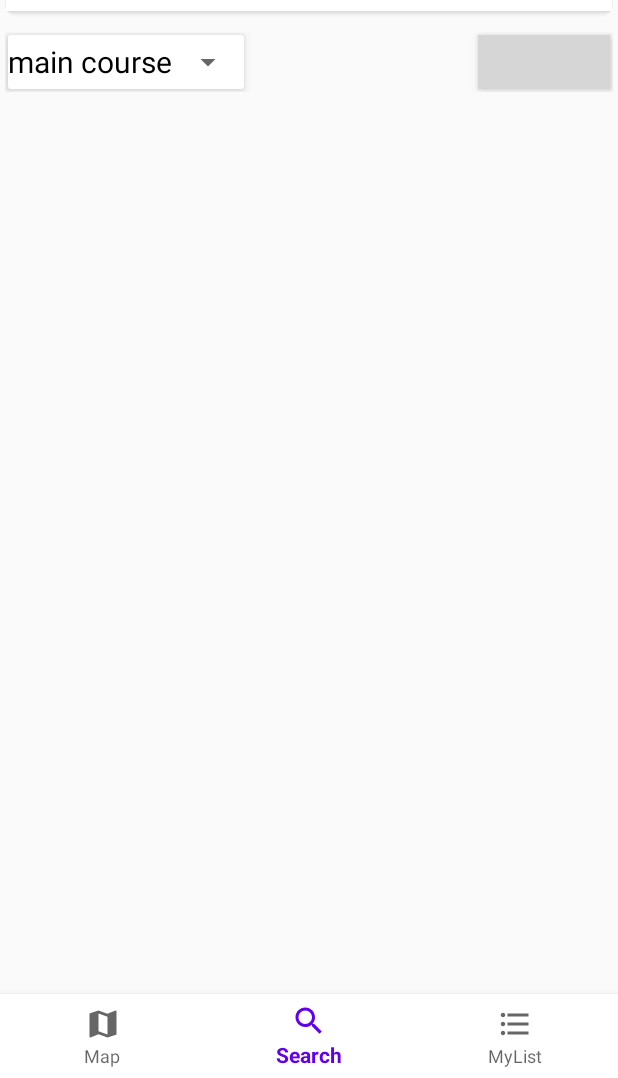
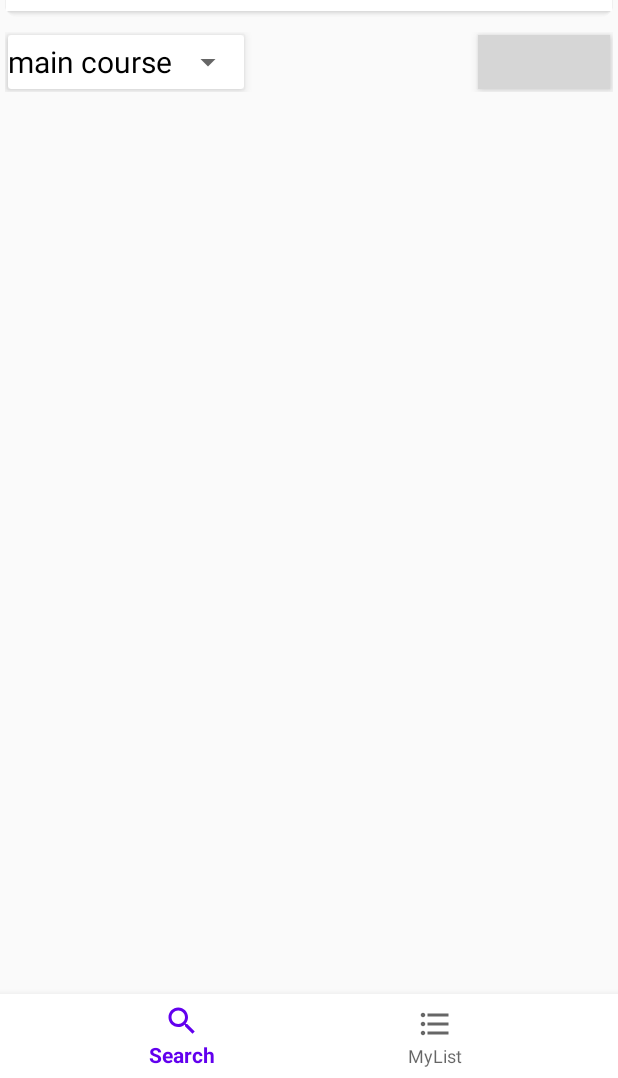
Before and after one commit to zzee86/RecipeApp, an Android app: the screen it shows after launch (MainActivity), on a phone screen of 412 x 824 dp, the part 158-1236 px from its top. Run offline under Robolectric (Android 15) with nearby library versions, the phone set to English and light mode, and no system bars; our stand-ins replace Picasso, navigation-ui; pictures from the network do not load; grey boxes are pictures that could not be loaded.

Commit message:
Removed Maps

```diff
--- a/app/src/main/AndroidManifest.xml
+++ b/app/src/main/AndroidManifest.xml
@@ -46,9 +46,6 @@
              project's local.properties file (e.g. MAPS_API_KEY=Aiza...), and replace the
              "YOUR_API_KEY" string in this file with "${MAPS_API_KEY}".
         -->
-        <meta-data
-            android:name="com.google.android.geo.API_KEY"
-            android:value="${MAPS_API_KEY}" />
 
         <activity
             android:name=".MainActivity"
--- a/app/src/main/java/com/example/basicversion/CreatePage.java
+++ b/app/src/main/java/com/example/basicversion/CreatePage.java
@@ -39,7 +39,6 @@ public class CreatePage extends Fragment {
     private FragmentCreatePageBinding binding;
     private ListView listView;
     private Button createRecipeBtn;
-    private Spinner spinner;
 
     @Override
     public View onCreateView(LayoutInflater inflater, ViewGroup container, Bundle savedInstanceState
--- a/app/src/main/java/com/example/basicversion/CreatedPageInformation.java
+++ b/app/src/main/java/com/example/basicversion/CreatedPageInformation.java
@@ -31,8 +31,6 @@ public class CreatedPageInformation extends AppCompatActivity {
     private TextView titleEditText, edit_cooking, edit_serving, edit_instructions, edit_ingredients;
     private LinearLayout back_btn_recipes_linear;
     private Button back_btn_recipes, editRecipe;
-
-    BottomNavigationView bottomNavigationView;
 
     @Override
     protected void onCreate(Bundle savedInstanceState) {
--- a/app/src/main/java/com/example/basicversion/adapter/CreatePageAdapter.java
+++ b/app/src/main/java/com/example/basicversion/adapter/CreatePageAdapter.java
@@ -64,7 +64,7 @@ public class CreatePageAdapter extends ArrayAdapter<CreatedRecipes> {
                             recipes.getTitle() + " has been removed"+ "\n" + "refresh to view changes",
                             Toast.LENGTH_LONG).show();
 
-                    //like_button.setBackgroundResource(R.drawable.ic_favourite);
+                    like_button.setBackgroundResource(R.drawable.ic_favourite);
                 } else {
                    recipes.setLikeStatus("1");
                     likeDatabase.insertIntoDatabase(String.valueOf(recipes.getId()), recipes.getTitle(), recipes.getInstructions(), recipes.getIngredients(),recipes.getLikeStatus(), recipes.getCookingTime(),recipes.getYield());
@@ -73,7 +73,7 @@ public class CreatePageAdapter extends ArrayAdapter<CreatedRecipes> {
                             Toast.LENGTH_LONG).show();
 
 
-                    // like_button.setBackgroundResource(R.drawable.ic_baseline_red_heart_24);
+                     like_button.setBackgroundResource(R.drawable.ic_baseline_red_heart_24);
                 }
             }
 
--- a/app/src/main/res/menu/menu_main.xml
+++ b/app/src/main/res/menu/menu_main.xml
@@ -2,12 +2,6 @@
     xmlns:app="http://schemas.android.com/apk/res-auto"
     xmlns:tools="http://schemas.android.com/tools"
     tools:context="com.example.basicversion.MainActivity">
-
-    <item
-        android:id="@+id/mapsFragment"
-        android:orderInCategory="100"
-        android:icon="@drawable/ic_baseline_map_24"
-        android:title="Map" />
 
     <item
         android:id="@+id/FirstFragment"
--- a/app/src/main/res/navigation/nav_graph.xml
+++ b/app/src/main/res/navigation/nav_graph.xml
@@ -21,9 +21,6 @@
             android:id="@+id/action_FirstFragment_to_createPage"
             app:destination="@id/createPage" />
         <action
-            android:id="@+id/action_FirstFragment_to_mapsFragment"
-            app:destination="@id/mapsFragment" />
-        <action
             android:id="@+id/action_FirstFragment_to_createdPageInformation"
             app:destination="@id/createdPageInformation" />
     </fragment>
@@ -42,9 +39,6 @@
         <action
             android:id="@+id/action_SecondFragment_to_createPage"
             app:destination="@id/createPage" />
-        <action
-            android:id="@+id/action_SecondFragment_to_mapsFragment"
-            app:destination="@id/mapsFragment" />
     </fragment>
     <fragment
         android:id="@+id/createPage"
@@ -57,24 +51,6 @@
         <action
             android:id="@+id/action_createPage_to_FirstFragment"
             app:destination="@id/FirstFragment" />
-        <action
-            android:id="@+id/action_createPage_to_mapsFragment"
-            app:destination="@id/mapsFragment" />
-    </fragment>
-    <fragment
-        android:id="@+id/mapsFragment"
-        android:name="com.example.basicversion.MapsFragment"
-        android:label="fragment_maps"
-        tools:layout="@layout/fragment_maps" >
-        <action
-            android:id="@+id/action_mapsFragment_to_FirstFragment"
-            app:destination="@id/FirstFragment" />
-        <action
-            android:id="@+id/action_mapsFragment_to_createPage"
-            app:destination="@id/createPage" />
-        <action
-            android:id="@+id/action_mapsFragment_to_SecondFragment"
-            app:destination="@id/SecondFragment" />
     </fragment>
     <activity
         android:id="@+id/createdPageInformation"
```
Also changed, not shown: app/src/main/java/com/example/basicversion/MapsFragment.java (deleted, +0 -287 lines), app/src/main/res/layout/fragment_maps.xml (deleted, +0 -45 lines).
